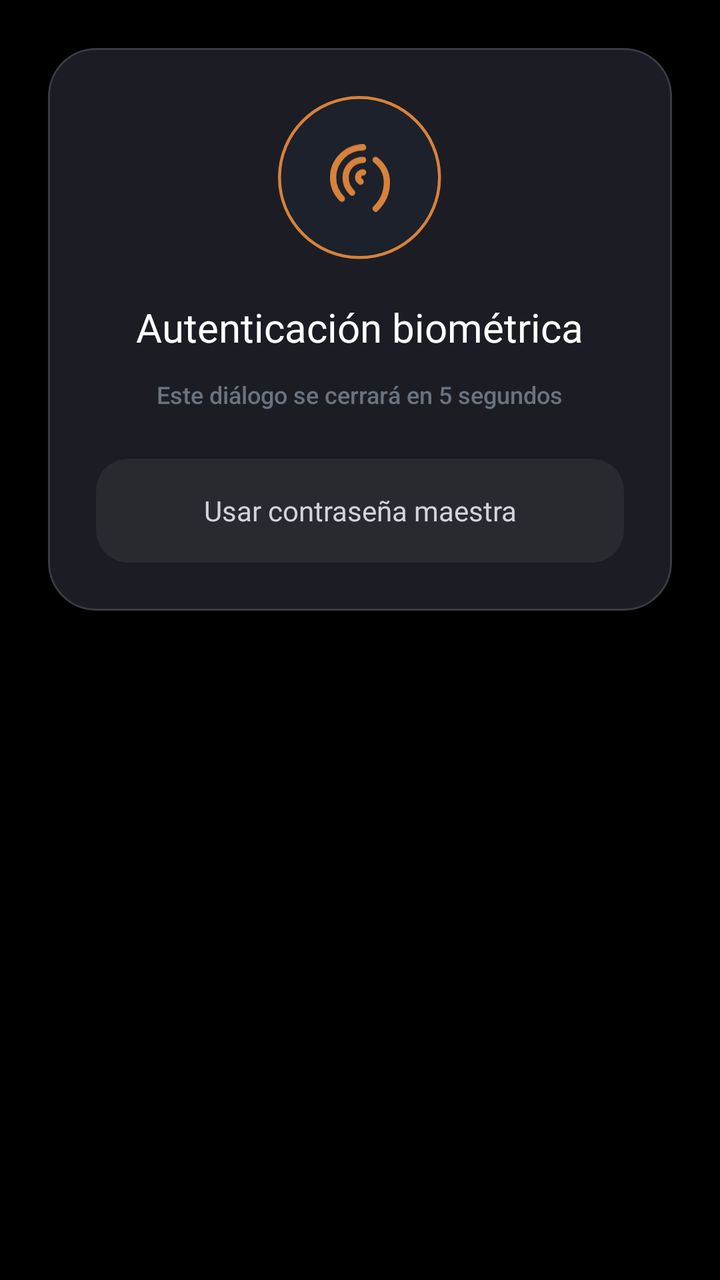
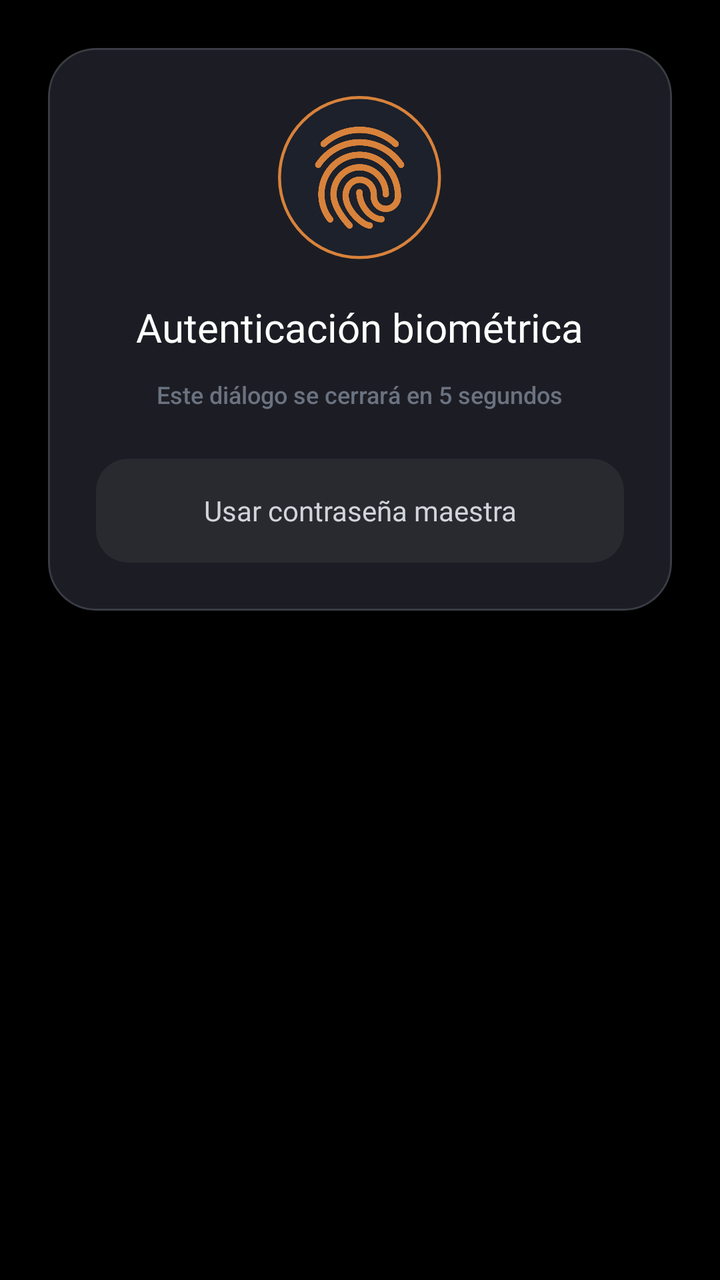

Before-and-after screenshots of an Android layout around one commit, followed by the original layout XML and the change that was made.
<!-- AndroidManifest.xml: application theme Theme.MyApplication -->
<!-- res/layout/dialog_biometric.xml -->
<?xml version="1.0" encoding="utf-8"?>
<FrameLayout xmlns:android="http://schemas.android.com/apk/res/android"
    xmlns:app="http://schemas.android.com/apk/res-auto"
    android:layout_width="match_parent"
    android:layout_height="wrap_content"
    android:padding="24dp">

    <com.google.android.material.card.MaterialCardView
        android:layout_width="match_parent"
        android:layout_height="wrap_content"
        app:cardBackgroundColor="@color/bg_option_card"
        app:cardCornerRadius="24dp"
        app:cardElevation="0dp"
        app:strokeColor="@color/border_option_card"
        app:strokeWidth="1dp">

        <LinearLayout
            android:layout_width="match_parent"
            android:layout_height="wrap_content"
            android:gravity="center_horizontal"
            android:orientation="vertical"
            android:padding="24dp">

            <FrameLayout
                android:layout_width="82dp"
                android:layout_height="82dp">

                <ImageView
                    android:layout_width="match_parent"
                    android:layout_height="match_parent"
                    android:src="@drawable/bg_biometric_circle" />

                <ImageView
                    android:layout_width="30dp"
                    android:layout_height="34dp"
                    android:layout_gravity="center"
                    android:src="@drawable/ic_biometric_waves" />
            </FrameLayout>

            <TextView
                android:layout_width="wrap_content"
                android:layout_height="wrap_content"
                android:layout_marginTop="20dp"
                android:fontFamily="@font/inter_bold"
                android:text="Autenticación biométrica"
                android:textColor="@color/text_primary"
                android:textSize="20sp" />

            <TextView
                android:id="@+id/tvBiometricCountdown"
                android:layout_width="wrap_content"
                android:layout_height="wrap_content"
                android:layout_marginTop="12dp"
                android:fontFamily="sans-serif-medium"
                android:gravity="center"
                android:text="Este diálogo se cerrará en 5 segundos"
                android:textColor="@color/text_muted"
                android:textSize="12sp" />

            <com.google.android.material.card.MaterialCardView
                android:id="@+id/btnUseMasterPassword"
                android:layout_width="match_parent"
                android:layout_height="52dp"
                android:layout_marginTop="24dp"
                app:cardBackgroundColor="#282A30"
                app:cardCornerRadius="16dp"
                app:cardElevation="0dp"
                app:strokeWidth="0dp">

                <TextView
                    android:layout_width="match_parent"
                    android:layout_height="match_parent"
                    android:fontFamily="@font/inter_bold"
                    android:gravity="center"
                    android:text="Usar contraseña maestra"
                    android:textColor="@color/text_soft"
                    android:textSize="14sp" />
            </com.google.android.material.card.MaterialCardView>
        </LinearLayout>
    </com.google.android.material.card.MaterialCardView>
</FrameLayout>
<!-- resources referenced by this layout -->
<resources>
  <color name="bg_option_card">#1C1D24</color>
  <color name="border_option_card">#3A3C44</color>
  <color name="text_muted">#6B7280</color>
  <color name="text_primary">#FFFFFF</color>
  <color name="text_soft">#D1D5DB</color>
  <!-- drawable bg_biometric_circle (drawable) -->
  <vector xmlns:android="http://schemas.android.com/apk/res/android"
      android:width="82dp"
      android:height="82dp"
      android:viewportWidth="82"
      android:viewportHeight="82">
    <path
        android:pathData="M40.75,80.75C62.841,80.75 80.75,62.841 80.75,40.75C80.75,18.659 62.841,0.75 40.75,0.75C18.659,0.75 0.75,18.659 0.75,40.75C0.75,62.841 18.659,80.75 40.75,80.75Z"
        android:strokeWidth="1.5"
        android:fillColor="#1C212B"
        android:strokeColor="#D8823B"/>
  </vector>
  <!-- drawable ic_biometric_waves (drawable) -->
  <vector xmlns:android="http://schemas.android.com/apk/res/android"
      android:width="24dp"
      android:height="27dp"
      android:viewportWidth="24"
      android:viewportHeight="27">
    <path
        android:pathData="M13.25,1.25C6.65,1.25 1.25,6.65 1.25,13.25C1.25,16.55 2.55,19.55 4.75,21.75"
        android:strokeWidth="2.5"
        android:fillColor="#00000000"
        android:strokeColor="#D8823B"
        android:strokeLineCap="round"/>
    <path
        android:pathData="M13.25,6.25C9.35,6.25 6.25,9.35 6.25,13.25C6.25,15.65 7.25,17.85 8.85,19.35"
        android:strokeWidth="2.5"
        android:fillColor="#00000000"
        android:strokeColor="#D8823B"
        android:strokeLineCap="round"/>
    <path
        android:pathData="M13.25,11.25C12.15,11.25 11.25,12.15 11.25,13.25C11.25,13.95 11.65,14.55 12.25,14.95"
        android:strokeWidth="2.5"
        android:fillColor="#00000000"
        android:strokeColor="#D8823B"
        android:strokeLineCap="round"/>
    <path
        android:pathData="M18.25,6.25C20.95,8.35 22.75,11.55 22.75,15.25C22.75,19.35 21.05,23.05 18.25,25.75"
        android:strokeWidth="2.5"
        android:fillColor="#00000000"
        android:strokeColor="#D8823B"
        android:strokeLineCap="round"/>
  </vector>
  <style name="Theme.MyApplication" parent="Base.Theme.MyApplication" />
  <style name="Base.Theme.MyApplication" parent="Theme.Material3.DayNight.NoActionBar">
          <item name="android:windowBackground">#000000</item>
      </style>
</resources>

<!-- the commit's change to res/layout/dialog_biometric.xml (unified diff, before → after) -->
@@ -31,10 +31,12 @@
                     android:src="@drawable/bg_biometric_circle" />
 
                 <ImageView
-                    android:layout_width="30dp"
-                    android:layout_height="34dp"
+                    android:layout_width="57dp"
+                    android:layout_height="51dp"
                     android:layout_gravity="center"
-                    android:src="@drawable/ic_biometric_waves" />
+                    android:src="@drawable/ic_biometric_waves"
+                    app:tint="#D8823B" />
+
             </FrameLayout>
 
             <TextView
<!-- resource entries referenced after the edit -->
@@ -17,37 +17,7 @@
         android:fillColor="#1C212B"
         android:strokeColor="#D8823B"/>
   </vector>
-  <!-- drawable ic_biometric_waves (drawable) -->
-  <vector xmlns:android="http://schemas.android.com/apk/res/android"
-      android:width="24dp"
-      android:height="27dp"
-      android:viewportWidth="24"
-      android:viewportHeight="27">
-    <path
-        android:pathData="M13.25,1.25C6.65,1.25 1.25,6.65 1.25,13.25C1.25,16.55 2.55,19.55 4.75,21.75"
-        android:strokeWidth="2.5"
-        android:fillColor="#00000000"
-        android:strokeColor="#D8823B"
-        android:strokeLineCap="round"/>
-    <path
-        android:pathData="M13.25,6.25C9.35,6.25 6.25,9.35 6.25,13.25C6.25,15.65 7.25,17.85 8.85,19.35"
-        android:strokeWidth="2.5"
-        android:fillColor="#00000000"
-        android:strokeColor="#D8823B"
-        android:strokeLineCap="round"/>
-    <path
-        android:pathData="M13.25,11.25C12.15,11.25 11.25,12.15 11.25,13.25C11.25,13.95 11.65,14.55 12.25,14.95"
-        android:strokeWidth="2.5"
-        android:fillColor="#00000000"
-        android:strokeColor="#D8823B"
-        android:strokeLineCap="round"/>
-    <path
-        android:pathData="M18.25,6.25C20.95,8.35 22.75,11.55 22.75,15.25C22.75,19.35 21.05,23.05 18.25,25.75"
-        android:strokeWidth="2.5"
-        android:fillColor="#00000000"
-        android:strokeColor="#D8823B"
-        android:strokeLineCap="round"/>
-  </vector>
+  <!-- drawable ic_biometric_waves: png bitmap (drawable, 27118 bytes) -->
   <style name="Theme.MyApplication" parent="Base.Theme.MyApplication" />
   <style name="Base.Theme.MyApplication" parent="Theme.Material3.DayNight.NoActionBar">
           <item name="android:windowBackground">#000000</item>
